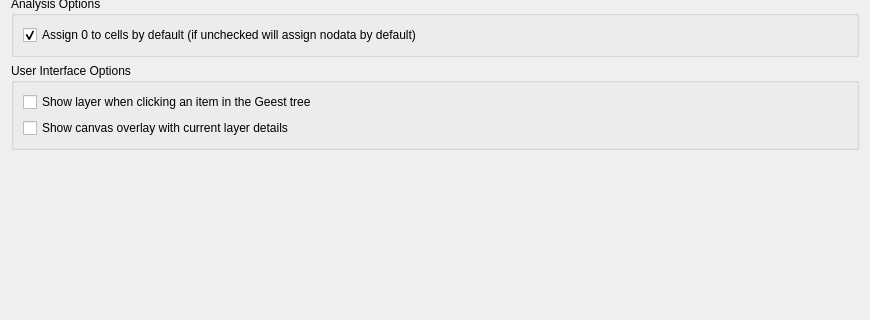
First picture: the form in geest/ui/geest_settings_base.ui, repository worldbank/GEEST, before the edit; both pictures show x 0 to 870 and y 105 to 425 of the 870 by 642 pixel window.
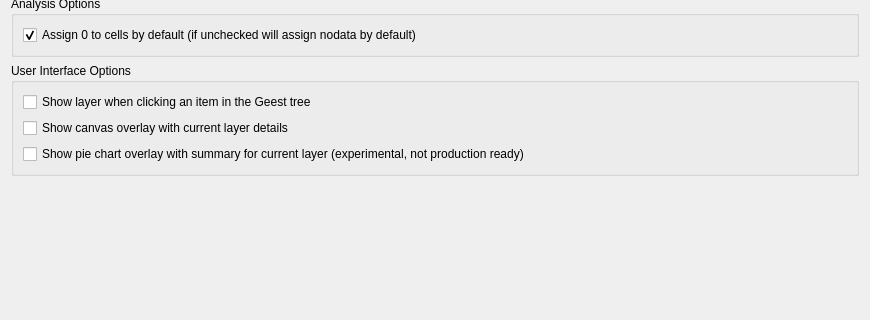
Second picture: the form after the edit.

Commit message: Refactor map tems into overlay module. Make pie chart is own class.

Patch:
```diff
--- a/geest/ui/geest_settings_base.ui
+++ b/geest/ui/geest_settings_base.ui
@@ -95,6 +95,13 @@
         </property>
        </widget>
       </item>
+      <item row="2" column="0">
+       <widget class="QCheckBox" name="show_pie_overlay">
+        <property name="text">
+         <string>Show pie chart overlay with summary for current layer (experimental, not production ready)</string>
+        </property>
+       </widget>
+      </item>
      </layout>
     </widget>
    </item>
```
The commit also changes 7 other files.
